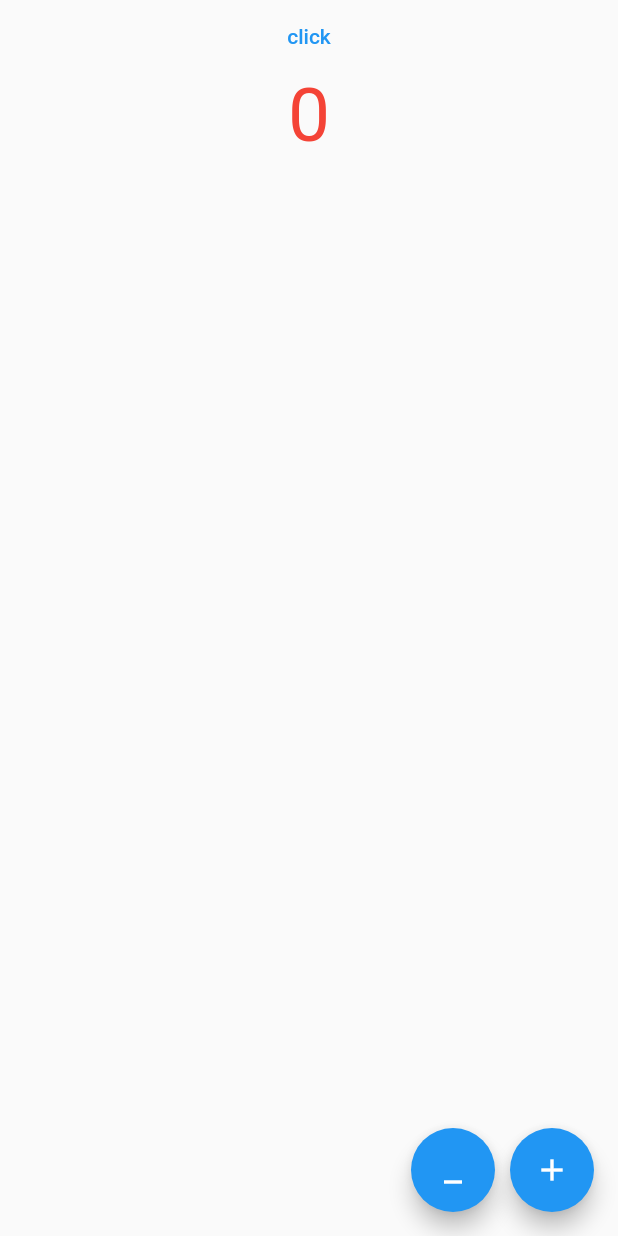
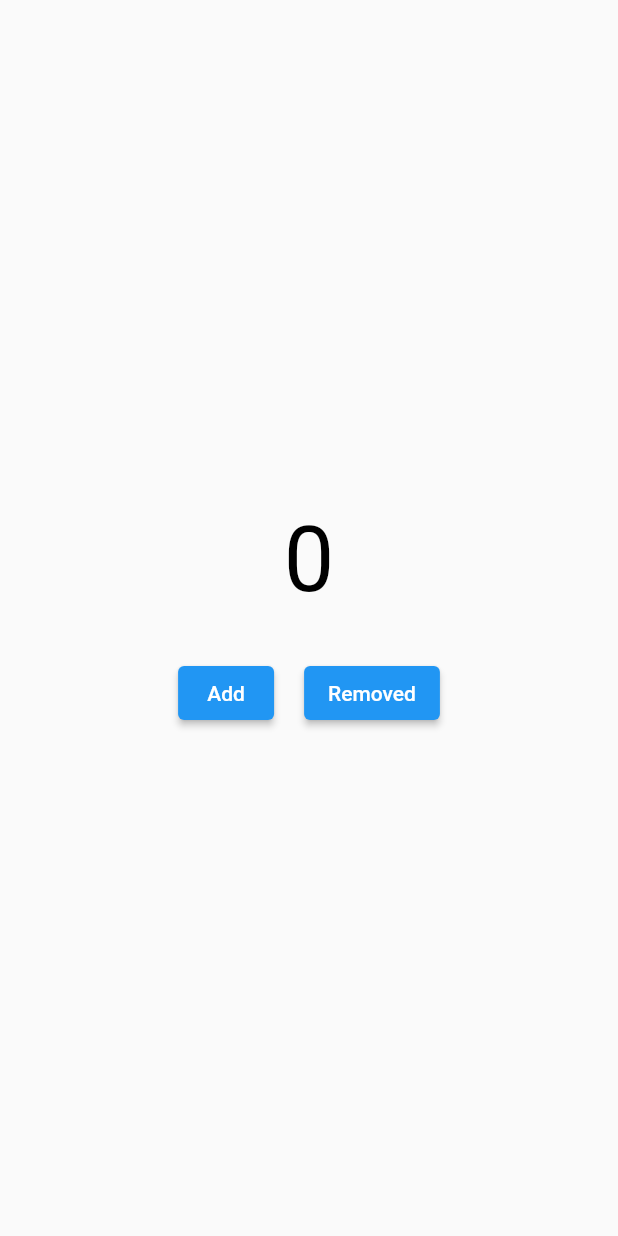
Before and after one commit to axiftaj/FLutter-Bloc-Tutorials, a Flutter app: the screen it shows after launch, after a tap on "Counter Example", on a phone screen of 412 x 824 dp. Run offline on Flutter 3.47's test engine with Material 2 defaults, Android fonts, the phone set to English and light mode, and no system bars; our stand-ins replace bloc, equatable, flutter_bloc, formz.

Commit message:
updating design

```diff
--- a/lib/view/counter/counter_screen.dart
+++ b/lib/view/counter/counter_screen.dart
@@ -22,29 +22,30 @@ class _CounterScreenState extends State<CounterScreen> {
         child: BlocBuilder<CounterBloc , ConterState>(
           builder: (BuildContext context, state) {
             return Column(
+              crossAxisAlignment: CrossAxisAlignment.center,
+              mainAxisAlignment: MainAxisAlignment.center,
               children: [
-                TextButton(onPressed: (){
-              context.read<CounterBloc>().add(CounterIncrementPressed(counter: state.counter.toInt()));
-            }, child: Text('click')),
                 Center(child: Text(state.counter.toString() ,
-                  style: TextStyle(color: Colors.red , fontSize: 50),)),
+                  style: const TextStyle(color: Colors.black , fontSize: 60),)),
+                const SizedBox(height: 30,),
+                Row(
+                  mainAxisAlignment: MainAxisAlignment.center,
+                  crossAxisAlignment: CrossAxisAlignment.center,
+                  children: [
+                    ElevatedButton(onPressed: (){
+                      context.read<CounterBloc>().add( CounterIncrementPressed(counter: state.counter));
+                    }, child: const Text('Add')),
+                    const SizedBox(width: 20,),
+                    ElevatedButton(onPressed: (){
+                      context.read<CounterBloc>().add( CounterDecrementPressed(counter: state.counter));
+                    }, child: const Text('Removed')),
+                  ],
+                )
               ],
             );
           },
         ),
       ),
-      floatingActionButton: Row(
-        mainAxisAlignment: MainAxisAlignment.end,
-        children: [
-          FloatingActionButton(onPressed: (){
-            context.read<CounterBloc>().add(CounterDecrementPressed(counter: 1));
-          },child: Icon(Icons.minimize),),
-          const SizedBox(width: 10,),
-          FloatingActionButton(onPressed: (){
-            context.read<CounterBloc>().add(CounterIncrementPressed(counter: 1));
-          },child: Icon(Icons.add),)
-        ],
-      ),
     );
   }
 }
--- a/lib/view/counter/home_screen.dart
+++ b/lib/view/counter/home_screen.dart
@@ -34,8 +34,8 @@ class _HomeScreenState extends State<HomeScreen> {
                   onTap: (){
                     Navigator.push(context, MaterialPageRoute(builder: (context) => CounterScreen()));
                   },
-                  title: Text('Counter Example'),
-                  subtitle: Text('Simple exmaple to increment or decrement the counter'),
+                  title: const Text('Counter Example'),
+                  subtitle: const Text('Simple exmaple to increment or decrement the counter'),
                 ),
               ),
               Card(
```
